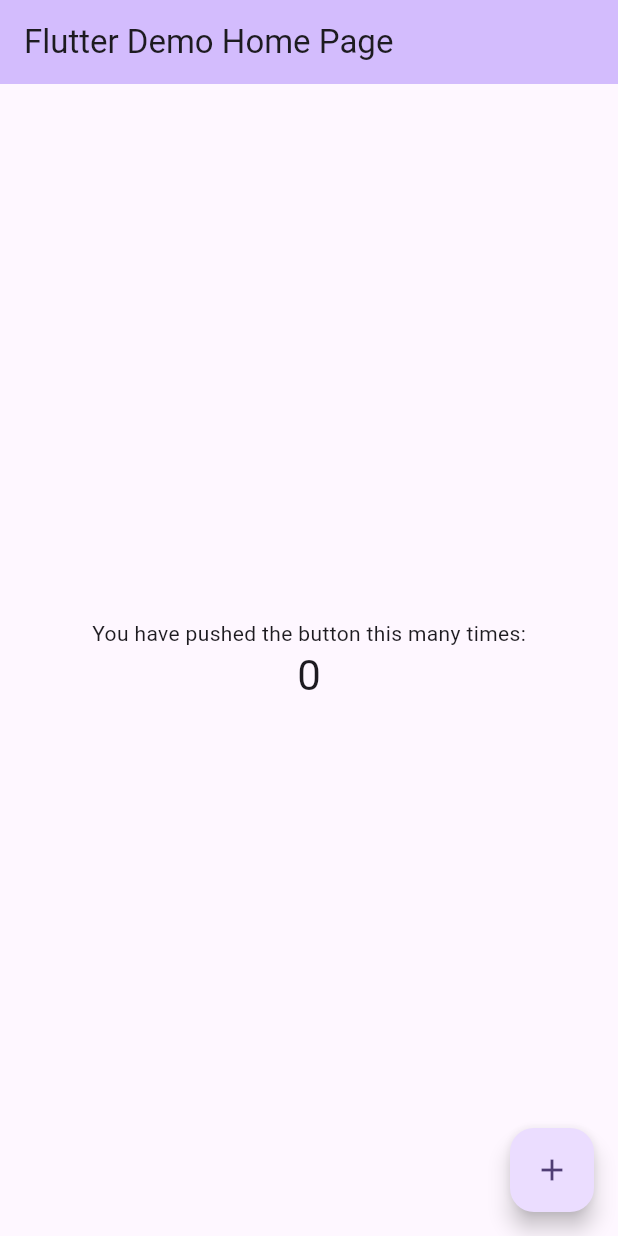
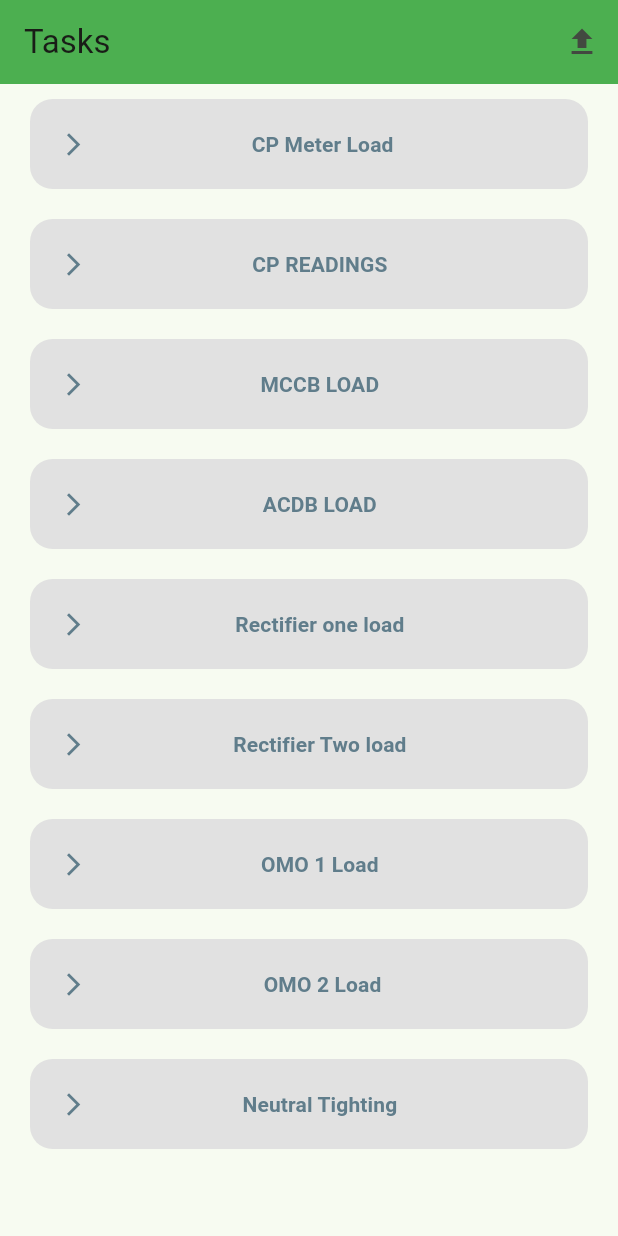
Before and after one commit to zyn10/Zong_Load_Collector, a Flutter app: the screen it shows after launch, on a phone screen of 412 x 824 dp. Run offline on Flutter 3.47's test engine with Material 2 defaults, Android fonts, the phone set to English and light mode, and no system bars.

Commit message:
Home Initialised

```diff
--- /dev/null
+++ b/lib/Screens/home_screen.dart
@@ -0,0 +1,388 @@
+import 'package:flutter/material.dart';
+
+class HomeScreen extends StatefulWidget {
+  const HomeScreen({Key? key}) : super(key: key);
+
+  @override
+  State<HomeScreen> createState() => _HomeScreenState();
+}
+
+class _HomeScreenState extends State<HomeScreen> {
+  // Future<void> shareFilesViaWhatsApp() async {
+  //   FilePickerResult? result = await FilePicker.platform.pickFiles(
+  //     allowMultiple: true,
+  //   );
+
+  //   if (result != null) {
+  //     List<String> filePaths = result.paths.map((path) => path!).toList();
+  //     List<Future<dynamic>> shareFutures = [];
+
+  //     for (final filePath in filePaths) {
+  //       File file = File(filePath);
+  //       // ignore: deprecated_member_use
+  //       shareFutures.add(Share.shareFiles([file.path]));
+  //     }
+
+  //     await Future.wait<dynamic>(shareFutures);
+  //   } else {
+  //     // User canceled the picker
+  //   }
+  // }
+  @override
+  Widget build(BuildContext context) {
+    return Scaffold(
+      appBar: AppBar(
+        backgroundColor: Colors.green,
+        title: const Text("Tasks"),
+        actions: [
+          IconButton(
+            icon: const Icon(Icons.upload),
+            onPressed: (){},
+          ),
+        ],
+      ),
+      body: SingleChildScrollView(
+        child: Column(
+          children: [
+            Padding(
+              padding: const EdgeInsets.symmetric(horizontal: 20, vertical: 10),
+              child: TextButton(
+                style: TextButton.styleFrom(
+                  padding: const EdgeInsets.all(20),
+                  shape: RoundedRectangleBorder(
+                      borderRadius: BorderRadius.circular(15)),
+                  backgroundColor: const Color.fromARGB(255, 225, 225, 225),
+                ),
+                onPressed: () {
+                  // Navigator.pushReplacement(
+                  //   context,
+                  //   MaterialPageRoute(
+                  //       builder: (context) => const Info(
+                  //             title: 'CP Meter Load',
+                  //           )),
+                  // );
+                },
+                child: const Row(
+                  children: [
+                    Icon(
+                      Icons.arrow_forward_ios,
+                      color: Colors.blueGrey,
+                    ),
+                    Expanded(
+                      child: Center(
+                        child: Text(
+                          "CP Meter Load",
+                          style: TextStyle(
+                            color: Colors.blueGrey,
+                            fontWeight: FontWeight.w600,
+                          ),
+                        ),
+                      ),
+                    ),
+                  ],
+                ),
+              ),
+            ),
+            Padding(
+              padding: const EdgeInsets.symmetric(horizontal: 20, vertical: 10),
+              child: TextButton(
+                style: TextButton.styleFrom(
+                  padding: const EdgeInsets.all(20),
+                  shape: RoundedRectangleBorder(
+                      borderRadius: BorderRadius.circular(15)),
+                  backgroundColor: const Color.fromARGB(255, 225, 225, 225),
+                ),
+                onPressed: () {
+                  // Navigator.pushReplacement(
+                  //   context,
+                  //   MaterialPageRoute(
+                  //       builder: (context) => const Info(
+                  //             title: 'CP Meter Readings',
+                  //           )),
+                  // );
+                },
+                child: const Row(
+                  children: [
+                    Icon(
+                      Icons.arrow_forward_ios,
+                      color: Colors.blueGrey,
+                    ),
+                    Expanded(
+                      child: Center(
+                        child: Text(
+                          "CP READINGS ",
+                          style: TextStyle(
+                            color: Colors.blueGrey,
+                            fontWeight: FontWeight.w600,
+                          ),
+                        ),
+                      ),
+                    ),
+                  ],
+                ),
+              ),
+            ),
+            Padding(
+              padding: const EdgeInsets.symmetric(horizontal: 20, vertical: 10),
+              child: TextButton(
+                style: TextButton.styleFrom(
+                  padding: const EdgeInsets.all(20),
+                  shape: RoundedRectangleBorder(
+                      borderRadius: BorderRadius.circular(15)),
+                  backgroundColor: const Color.fromARGB(255, 225, 225, 225),
+                ),
+                onPressed: () {
+                  // Navigator.pushReplacement(
+                  //   context,
+                  //   MaterialPageRoute(
+                  //       builder: (context) => const CreateAlert()),
+                  // );
+                },
+                child: const Row(
+                  children: [
+                    Icon(
+                      Icons.arrow_forward_ios,
+                      color: Colors.blueGrey,
+                    ),
+                    Expanded(
+                      child: Center(
+                        child: Text(
+                          "MCCB LOAD ",
+                          style: TextStyle(
+                            color: Colors.blueGrey,
+                            fontWeight: FontWeight.w600,
+                          ),
+                        ),
+                      ),
+                    ),
+                  ],
+                ),
+              ),
+            ),
+            Padding(
+              padding: const EdgeInsets.symmetric(horizontal: 20, vertical: 10),
+              child: TextButton(
+                style: TextButton.styleFrom(
+                  padding: const EdgeInsets.all(20),
+                  shape: RoundedRectangleBorder(
+                      borderRadius: BorderRadius.circular(15)),
+                  backgroundColor: const Color.fromARGB(255, 225, 225, 225),
+                ),
+                onPressed: () {
+                  // Navigator.pushReplacement(
+                  //   context,
+                  //   MaterialPageRoute(builder: (context) => const NGOInfo()),
+                  // );
+                },
+                child: const Row(
+                  children: [
+                    Icon(
+                      Icons.arrow_forward_ios,
+                      color: Colors.blueGrey,
+                    ),
+                    Expanded(
+                      child: Center(
+                        child: Text(
+                          "ACDB LOAD ",
+                          style: TextStyle(
+                            color: Colors.blueGrey,
+                            fontWeight: FontWeight.w600,
+                          ),
+                        ),
+                      ),
+                    ),
+                  ],
+                ),
+              ),
+            ),
+            Padding(
+              padding: const EdgeInsets.symmetric(horizontal: 20, vertical: 10),
+              child: TextButton(
+                style: TextButton.styleFrom(
+                  padding: const EdgeInsets.all(20),
+                  shape: RoundedRectangleBorder(
+                      borderRadius: BorderRadius.circular(15)),
+                  backgroundColor: const Color.fromARGB(255, 225, 225, 225),
+                ),
+                onPressed: () {
+                  // Navigator.pushReplacement(
+                  //   context,
+                  //   MaterialPageRoute(
+                  //       builder: (context) => const PetShowInfo()),
+                  // );
+                },
+                child: const Row(
+                  children: [
+                    Icon(
+                      Icons.arrow_forward_ios,
+                      color: Colors.blueGrey,
+                    ),
+                    Expanded(
+                      child: Center(
+                        child: Text(
+                          "Rectifier one load ",
+                          style: TextStyle(
+                            color: Colors.blueGrey,
+                            fontWeight: FontWeight.w600,
+                          ),
+                        ),
+                      ),
+                    ),
+                  ],
+                ),
+              ),
+            ),
+            Padding(
+              padding: const EdgeInsets.symmetric(horizontal: 20, vertical: 10),
+              child: TextButton(
+                style: TextButton.styleFrom(
+                  padding: const EdgeInsets.all(20),
+                  shape: RoundedRectangleBorder(
+                      borderRadius: BorderRadius.circular(15)),
+                  backgroundColor: const Color.fromARGB(255, 225, 225, 225),
+                ),
+                onPressed: () {
+                  // Navigator.pushReplacement(
+                  //   context,
+                  //   MaterialPageRoute(
+                  //       builder: (context) => const PetShowInfo()),
+                  // );
+                },
+                child: const Row(
+                  children: [
+                    Icon(
+                      Icons.arrow_forward_ios,
+                      color: Colors.blueGrey,
+                    ),
+                    Expanded(
+                      child: Center(
+                        child: Text(
+                          "Rectifier Two load ",
+                          style: TextStyle(
+                            color: Colors.blueGrey,
+                            fontWeight: FontWeight.w600,
+                          ),
+                        ),
+                      ),
+                    ),
+                  ],
+                ),
+              ),
+            ),
+            Padding(
+              padding: const EdgeInsets.symmetric(horizontal: 20, vertical: 10),
+              child: TextButton(
+                style: TextButton.styleFrom(
+                  padding: const EdgeInsets.all(20),
+                  shape: RoundedRectangleBorder(
+                      borderRadius: BorderRadius.circular(15)),
+                  backgroundColor: const Color.fromARGB(255, 225, 225, 225),
+                ),
+                onPressed: () {
+                  // Navigator.pushReplacement(
+                  //   context,
+                  //   MaterialPageRoute(
+                  //       builder: (context) => const PetShowInfo()),
+                  // );
+                },
+                child: const Row(
+                  children: [
+                    Icon(
+                      Icons.arrow_forward_ios,
+                      color: Colors.blueGrey,
+                    ),
+                    Expanded(
+                      child: Center(
+                        child: Text(
+                          "OMO 1 Load ",
+                          style: TextStyle(
+                            color: Colors.blueGrey,
+                            fontWeight: FontWeight.w600,
+                          ),
+                        ),
+                      ),
+                    ),
+                  ],
+                ),
+              ),
+            ),
+            Padding(
+              padding: const EdgeInsets.symmetric(horizontal: 20, vertical: 10),
+              child: TextButton(
+                style: TextButton.styleFrom(
+                  padding: const EdgeInsets.all(20),
+                  shape: RoundedRectangleBorder(
+                      borderRadius: BorderRadius.circular(15)),
+                  backgroundColor: const Color.fromARGB(255, 225, 225, 225),
+                ),
+                onPressed: () {
+                  // Navigator.pushReplacement(
+                  //   context,
+                  //   MaterialPageRoute(
+                  //       builder: (context) => const PetShowInfo()),
+                  // );
+                },
+                child: const Row(
+                  children: [
+                    Icon(
+                      Icons.arrow_forward_ios,
+                      color: Colors.blueGrey,
+                    ),
+                    Expanded(
+                      child: Center(
+                        child: Text(
+                          "OMO 2 Load",
+                          style: TextStyle(
+                            color: Colors.blueGrey,
+                            fontWeight: FontWeight.w600,
+                          ),
+                        ),
+                      ),
+                    ),
+                  ],
+                ),
+              ),
+            ),
+            Padding(
+              padding: const EdgeInsets.symmetric(horizontal: 20, vertical: 10),
+              child: TextButton(
+                style: TextButton.styleFrom(
+                  padding: const EdgeInsets.all(20),
+                  shape: RoundedRectangleBorder(
+                      borderRadius: BorderRadius.circular(15)),
+                  backgroundColor: const Color.fromARGB(255, 225, 225, 225),
+                ),
+                onPressed: () {
+                  // Navigator.pushReplacement(
+                  //   context,
+                  //   MaterialPageRoute(
+                  //       builder: (context) => const PetShowInfo()),
+                  // );
+                },
+                child: const Row(
+                  children: [
+                    Icon(
+                      Icons.arrow_forward_ios,
+                      color: Colors.blueGrey,
+                    ),
+                    Expanded(
+                      child: Center(
+                        child: Text(
+                          "Neutral Tighting ",
+                          style: TextStyle(
+                            color: Colors.blueGrey,
+                            fontWeight: FontWeight.w600,
+                          ),
+                        ),
+                      ),
+                    ),
+                  ],
+                ),
+              ),
+            ),
+          ],
+        ),
+      ),
+    );
+  }
+}
--- a/lib/Screens/splash_screen.dart
+++ b/lib/Screens/splash_screen.dart
@@ -1,5 +1,6 @@
 import 'dart:async';
 import 'package:flutter/material.dart';
+import 'home_screen.dart';
 
 class SplashScreen extends StatefulWidget {
   const SplashScreen({super.key});
@@ -12,11 +13,11 @@ class _SplashScreenState extends State<SplashScreen> {
   @override
   void initState() {
     super.initState();
-    Timer(const Duration(seconds: 15), () {
-      // Navigator.pushReplacement(
-      //   context,
-      //   MaterialPageRoute(builder: (context) => const HomeScreen()),
-      // );
+    Timer(const Duration(seconds: 3), () {
+      Navigator.pushReplacement(
+        context,
+        MaterialPageRoute(builder: (context) => const HomeScreen()),
+      );
     });
   }
 
--- a/lib/main.dart
+++ b/lib/main.dart
@@ -1,4 +1,5 @@
 import 'package:flutter/material.dart';
+import 'package:load_collector/Screens/splash_screen.dart';
 
 void main() {
   runApp(const MyApp());
@@ -11,115 +12,12 @@ class MyApp extends StatelessWidget {
   @override
   Widget build(BuildContext context) {
     return MaterialApp(
-      title: 'Flutter Demo',
+      title: 'Zong Load Collector',
       theme: ThemeData(
-        // This is the theme of your application.
-        //
-        // TRY THIS: Try running your application with "flutter run". You'll see
-        // the application has a blue toolbar. Then, without quitting the app,
-        // try changing the seedColor in the colorScheme below to Colors.green
-        // and then invoke "hot reload" (save your changes or press the "hot
-        // reload" button in a Flutter-supported IDE, or press "r" if you used
-        // the command line to start the app).
-        //
-        // Notice that the counter didn't reset back to zero; the application
-        // state is not lost during the reload. To reset the state, use hot
-        // restart instead.
-        //
-        // This works for code too, not just values: Most code changes can be
-        // tested with just a hot reload.
-        colorScheme: ColorScheme.fromSeed(seedColor: Colors.deepPurple),
+        colorScheme: ColorScheme.fromSeed(seedColor: Colors.green),
         useMaterial3: true,
       ),
-      home: const MyHomePage(title: 'Flutter Demo Home Page'),
+      home: const SplashScreen(),
     );
   }
 }
-
-class MyHomePage extends StatefulWidget {
-  const MyHomePage({super.key, required this.title});
-
-  // This widget is the home page of your application. It is stateful, meaning
-  // that it has a State object (defined below) that contains fields that affect
-  // how it looks.
-
-  // This class is the configuration for the state. It holds the values (in this
-  // case the title) provided by the parent (in this case the App widget) and
-  // used by the build method of the State. Fields in a Widget subclass are
-  // always marked "final".
-
-  final String title;
-
-  @override
-  State<MyHomePage> createState() => _MyHomePageState();
-}
-
-class _MyHomePageState extends State<MyHomePage> {
-  int _counter = 0;
-
-  void _incrementCounter() {
-    setState(() {
-      // This call to setState tells the Flutter framework that something has
-      // changed in this State, which causes it to rerun the build method below
-      // so that the display can reflect the updated values. If we changed
-      // _counter without calling setState(), then the build method would not be
-      // called again, and so nothing would appear to happen.
-      _counter++;
-    });
-  }
-
-  @override
-  Widget build(BuildContext context) {
-    // This method is rerun every time setState is called, for instance as done
-    // by the _incrementCounter method above.
-    //
-    // The Flutter framework has been optimized to make rerunning build methods
-    // fast, so that you can just rebuild anything that needs updating rather
-    // than having to individually change instances of widgets.
-    return Scaffold(
-      appBar: AppBar(
-        // TRY THIS: Try changing the color here to a specific color (to
-        // Colors.amber, perhaps?) and trigger a hot reload to see the AppBar
-        // change color while the other colors stay the same.
-        backgroundColor: Theme.of(context).colorScheme.inversePrimary,
-        // Here we take the value from the MyHomePage object that was created by
-        // the App.build method, and use it to set our appbar title.
-        title: Text(widget.title),
-      ),
-      body: Center(
-        // Center is a layout widget. It takes a single child and positions it
-        // in the middle of the parent.
-        child: Column(
-          // Column is also a layout widget. It takes a list of children and
-          // arranges them vertically. By default, it sizes itself to fit its
-          // children horizontally, and tries to be as tall as its parent.
-          //
-          // Column has various properties to control how it sizes itself and
-          // how it positions its children. Here we use mainAxisAlignment to
-          // center the children vertically; the main axis here is the vertical
-          // axis because Columns are vertical (the cross axis would be
-          // horizontal).
-          //
-          // TRY THIS: Invoke "debug painting" (choose the "Toggle Debug Paint"
-          // action in the IDE, or press "p" in the console), to see the
-          // wireframe for each widget.
-          mainAxisAlignment: MainAxisAlignment.center,
-          children: <Widget>[
-            const Text(
-              'You have pushed the button this many times:',
-            ),
-            Text(
-              '$_counter',
-              style: Theme.of(context).textTheme.headlineMedium,
-            ),
-          ],
-        ),
-      ),
-      floatingActionButton: FloatingActionButton(
-        onPressed: _incrementCounter,
-        tooltip: 'Increment',
-        child: const Icon(Icons.add),
-      ), // This trailing comma makes auto-formatting nicer for build methods.
-    );
-  }
-}
```
Also changed, not shown: assets/main.png (added).
